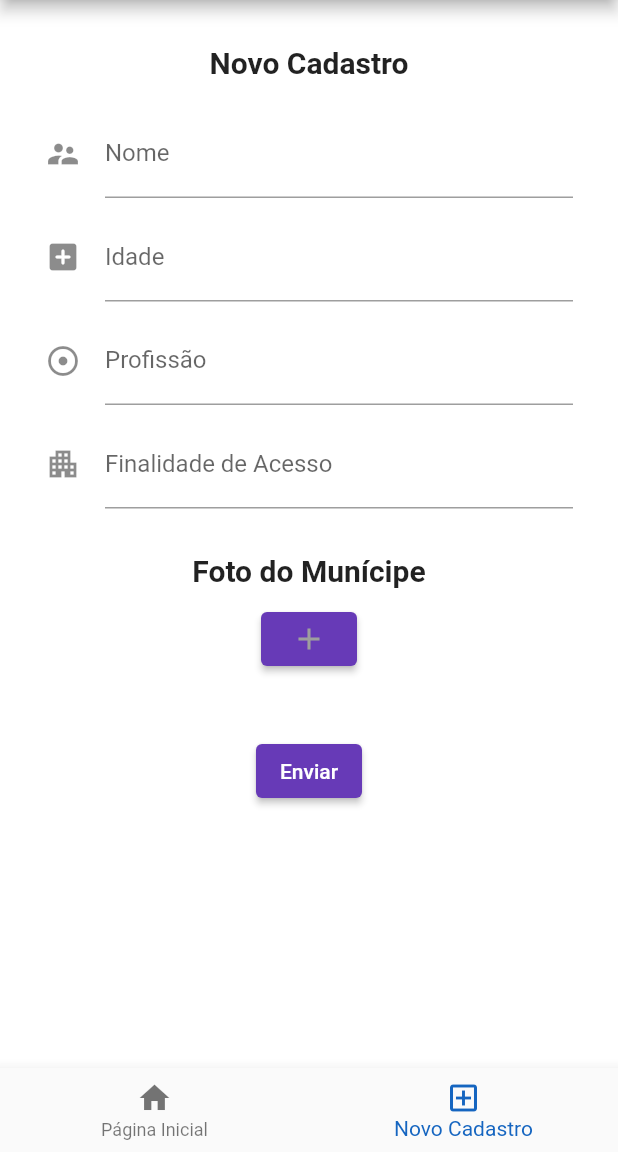
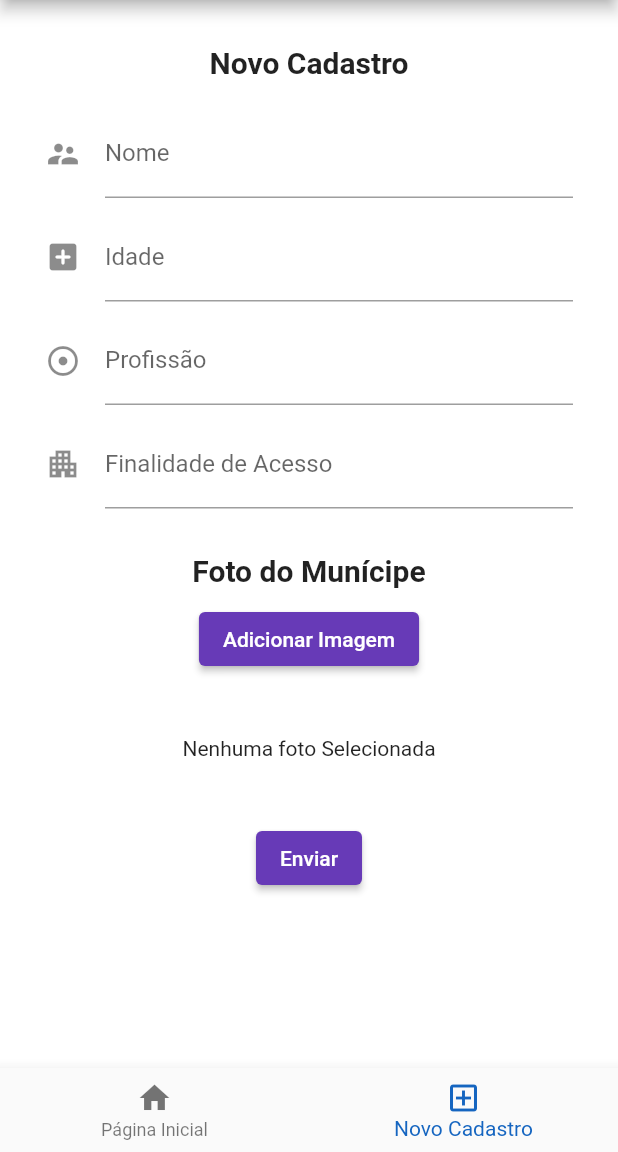
Before and after one commit to L3EWick/espaco_colabore, a Flutter app: the HomeScreen screen opened by its route, item 2 of the bottom bar chosen, on a phone screen of 412 x 824 dp, the part 84-1236 px from its top. Run offline on Flutter 3.47's test engine with Material 2 defaults, Android fonts, the phone set to English and light mode, and no system bars; our stand-ins replace image_picker, shared_preferences; accounts and stored records are empty; network calls fail.

Commit message:
Primeira versão do app feita

```diff
--- a/lib/screens/form/form.dart
+++ b/lib/screens/form/form.dart
@@ -3,8 +3,6 @@ import 'package:colabore/screens/home_page.dart';
 import 'package:flutter/material.dart';
 import 'package:image_picker/image_picker.dart';
 import 'package:colabore/services.dart';
-// import 'dart:convert';
-// import 'dart:io';
 
 class FormScreen extends StatefulWidget {
   const FormScreen({Key? key}) : super(key: key);
@@ -25,14 +23,13 @@ class _FormScreenState extends State<FormScreen> {
   XFile? _image;
   final picker = ImagePicker();
 
+  bool _isLoading = false;
+
   Widget _buildImage() {
     if (_image == null) {
       return Padding(
         padding: const EdgeInsets.fromLTRB(1, 1, 1, 1),
-        child: Icon(
-          Icons.add,
-          color: Colors.grey,
-        ),
+        child: Text("Nenhuma foto Selecionada"),
       );
     } else {
       return Image.file(
@@ -55,25 +52,36 @@ class _FormScreenState extends State<FormScreen> {
     });
   }
 
-// postData() async {
+  Future<void> _submitForm() async {
+    if (_addFormKey.currentState!.validate()) {
+      _addFormKey.currentState!.save();
+      setState(() {
+        _isLoading = true;
+      });
+      Map<String, String> body = {
+        'nome': _tNome.text,
+        'idade': _tIdade.text,
+        'profissao': _tProfissao.text,
+        'finalidade': _tFinalidade.text,
+      };
+      await service.addImage(body, _image!.path);
+      setState(() {
+        _isLoading = false;
+      });
+      Navigator.pushReplacement(
+        context,
+        MaterialPageRoute(builder: (context) => HomeScreen()),
+      );
+    }
+  }
 
-//   var response = await http.post(
-//     Uri.parse("http://$link/api/form"),
-//     body: {
-//       "nome": _tNome.text,
-//       "idade": _tIdade.text,
-//       "profissao": _tProfissao.text,
-//       "finalidade": _tFinalidade.text,
-//       "photo" : ""
-//     },
-//   );
-//     print(response.body);
-
-//     );
-
-// }
   @override
   Widget build(BuildContext context) {
+    if (_isLoading) {
+      return Center(
+        child: CircularProgressIndicator(),
+      );
+    } else {
       return Scaffold(
         body: Padding(
           padding: const EdgeInsets.fromLTRB(30, 30, 30, 10),
@@ -101,7 +109,8 @@ class _FormScreenState extends State<FormScreen> {
                         decoration: InputDecoration(
                           labelText: "Nome",
                           hintText: "Nome",
-                        icon: Icon(Icons.supervisor_account_sharp)),
+                          icon: Icon(Icons.supervisor_account_sharp),
+                        ),
                       ),
                       SizedBox(
                         height: 10,
@@ -112,7 +121,8 @@ class _FormScreenState extends State<FormScreen> {
                         decoration: InputDecoration(
                           labelText: "Idade",
                           hintText: "Idade",
-                        icon: Icon(Icons.add_box_rounded)),
+                          icon: Icon(Icons.add_box_rounded),
+                        ),
                       ),
                       SizedBox(
                         height: 10,
@@ -122,7 +132,8 @@ class _FormScreenState extends State<FormScreen> {
                         decoration: InputDecoration(
                           labelText: "Profissão",
                           hintText: "Profissão",
-                        icon: Icon(Icons.adjust)),
+                          icon: Icon(Icons.adjust),
+                        ),
                       ),
                       SizedBox(
                         height: 10,
@@ -132,7 +143,8 @@ class _FormScreenState extends State<FormScreen> {
                         decoration: InputDecoration(
                           labelText: "Finalidade de Acesso",
                           hintText: "Finalidade de Acesso",
-                        icon: Icon(Icons.apartment_sharp)),
+                          icon: Icon(Icons.apartment_sharp),
+                        ),
                       ),
                       SizedBox(
                         height: 30,
@@ -149,57 +161,34 @@ class _FormScreenState extends State<FormScreen> {
                       SizedBox(
                         height: 10,
                       ),
-                  // ElevatedButton(
-                  //   onPressed: (){},
-                  //   child: Icon(Icons.add),
-                  // ),
-
                       ElevatedButton(
                         onPressed: getImage,
-                    child:
-                      _buildImage(),
-
+                        child: Text("Adicionar Imagem"),
                       ),
                       const SizedBox(
                         height: 40,
                       ),
-
+                      Container(
+                        child: _buildImage(),
+                      ),
+                      const SizedBox(
+                        height: 40,
+                      ),
                       ElevatedButton(
-                    onPressed: () {
-                      if (_addFormKey.currentState!.validate()) {
-                        _addFormKey.currentState!.save();
-                        Map<String, String> body = {
-                          'nome': _tNome.text,
-                          'idade': _tIdade.text,
-                          'profissao': _tProfissao.text,
-                          'finalidade': _tFinalidade.text
-                        };
-                        service.addImage(body, _image!.path);
-                        Navigator.pushReplacement(
-                            context,
-                            MaterialPageRoute(
-                              builder: (context) => HomeScreen(),
-                            ));
-                      }
-                    },
-                    child: Text('Enviar', style: TextStyle(color: Colors.white)),
+                        onPressed: _submitForm,
+                        child: Text(
+                          'Enviar',
+                          style: TextStyle(color: Colors.white),
                         ),
-
-                  // ElevatedButton(
-                  //   onPressed: (){},
-                  //   style: ElevatedButton.styleFrom(
-                  //     backgroundColor: Colors.indigo[800],
-                  //     fixedSize: const Size(150, 46),
-                  //     textStyle: const TextStyle(fontSize: 15),
-                  //   ),
-                  //   child: Text('Enviar')
-                  // ),
+                      ),
                     ],
-              )
+                  ),
                 ],
               ),
             ),
           ),
-    ));
+        ),
+      );
     }
   }
+}
--- a/lib/screens/home_page.dart
+++ b/lib/screens/home_page.dart
@@ -14,7 +14,7 @@ class _HomeScreenState extends State<HomeScreen> {
   int _selectedIndex = 0;
 
   static final List<Widget> _widgetOptions = <Widget>[
-    const FormViewScreen(),
+    const DataScreen(),
     const FormScreen(),
   ];
 
--- a/lib/screens/utils/url.dart
+++ b/lib/screens/utils/url.dart
@@ -1,6 +1,6 @@
 
 
 //teste local
-var link = "http://172.19.0.157:8000";
+// var link = "172.19.0.157";
 
-// var link = "bci.mesquita.rj.gov.br";
+var link = "colabore.mesquita.rj.gov.br";
--- a/lib/services.dart
+++ b/lib/services.dart
@@ -4,7 +4,7 @@ import 'package:colabore/screens/utils/url.dart';
 
 class Service {
 Future<bool> addImage(Map<String, String> body, String filepath) async {
-    String addimageUrl = '$link/api/form';
+    String addimageUrl = 'http://$link/api/form';
     Map<String, String> headers = {
       'Content-Type': 'multipart/form-data',
     };
--- a/pubspec.yaml
+++ b/pubspec.yaml
@@ -35,7 +35,7 @@ dependencies:
   path: ^1.8.0
   image_picker: ^0.8.7+4
   form_builder_image_picker: ^4.0.0
-  dio: ^4.0.0
+  flutter_native_splash: ^1.0.0
 
 
 
@@ -69,7 +69,7 @@ flutter:
   assets:
     - assets/img/logo.png
     - assets/img/mesquita_360.png
-
+    - assets/img/no_user.jpg
   # An image asset can refer to one or more resolution-specific "variants", see
   # https://flutter.dev/assets-and-images/#resolution-aware
 
@@ -95,3 +95,5 @@ flutter:
   #
   # For details regarding fonts from package dependencies,
   # see https://flutter.dev/custom-fonts/#from-packages
+flutter_native_splash:
+ image: assets/splash_image.png
```
Also changed, not shown: lib/screens/form/details_screen.dart (added, +63 -0 lines), lib/screens/form/formview.dart (+84 -9 lines), lib/screens/login/login_page.dart (+22 -20 lines), assets/img/no_user.jpg (added), assets/img/splash_image.png (added), pubspec.lock, 5 other files. Lines whose indentation alone changed are shown as unchanged.
